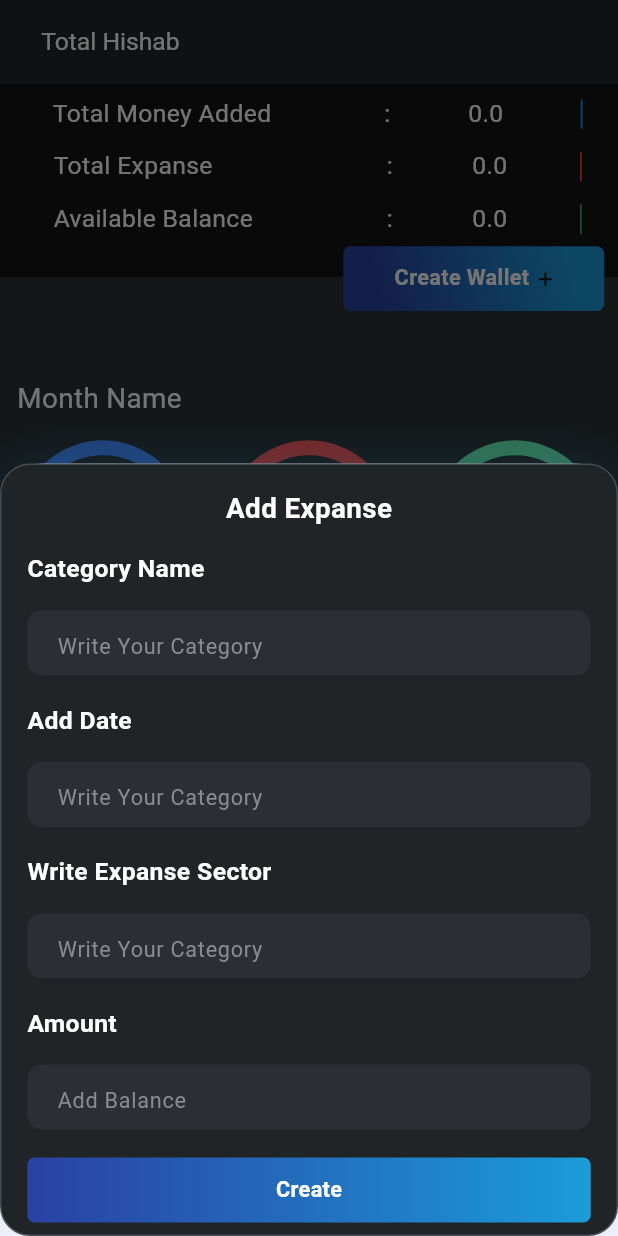
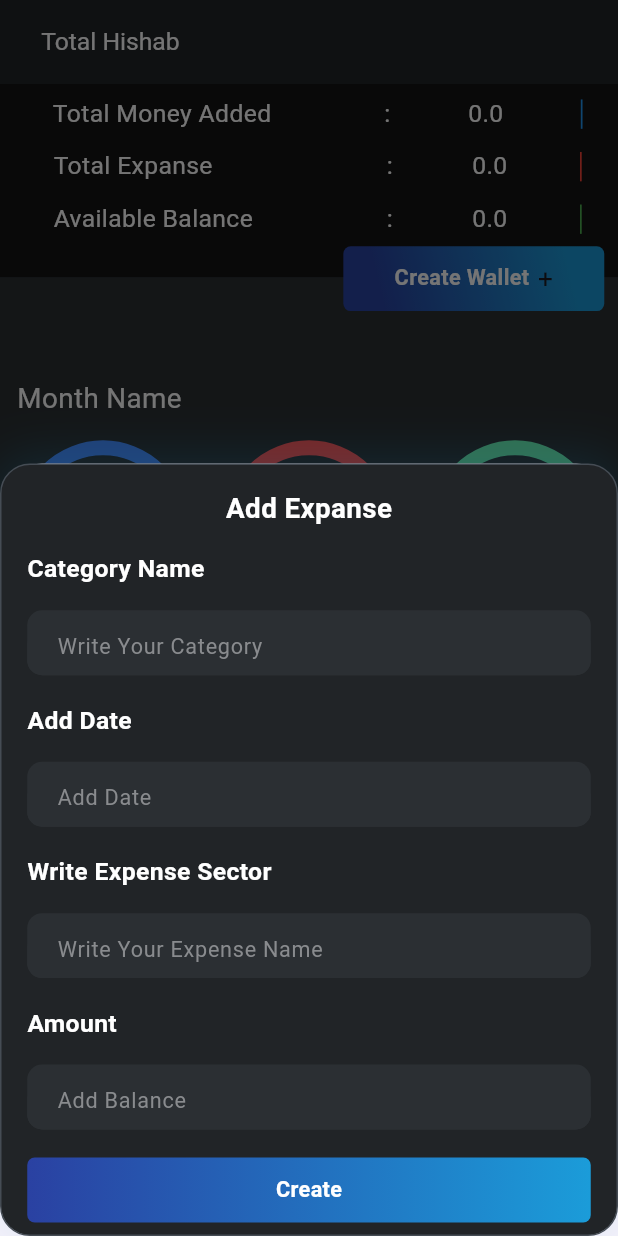
Before and after one commit to AAShayon01/hisab, a Flutter app: the Homepage screen opened directly, after a tap on "Add Expanse +", on a phone screen of 412 x 824 dp. Run offline on Flutter 3.47's test engine with Material 3 defaults, Android fonts, the phone set to English and light mode, and no system bars; our stand-ins replace firebase_auth, firebase_core, flutter_screenutil, google_sign_in; accounts and stored records are empty.

Commit message:
date time problem aries

```diff
--- a/lib/data/model/Expanse.dart
+++ b/lib/data/model/Expanse.dart
@@ -14,5 +14,5 @@ class Expense {
   final String reason;
   final double amount;
 
-  const Expense(this.categoryName, {required this.date, required this.reason, required this.amount});
+  const Expense({required this.categoryName, required this.date, required this.reason, required this.amount});
 }
--- a/lib/provider/expanseProvider.dart
+++ b/lib/provider/expanseProvider.dart
@@ -118,16 +118,26 @@ import 'package:flutter/material.dart';
 class ExpenseProvider with ChangeNotifier {
   // final TextEditingController categoryName = TextEditingController();
   // final TextEditingController addBalance = TextEditingController();
-  List<Earning> _dailyEarnings = [];
+  final List<Earning> _dailyEarnings = [];
+  final List<Expense> _dailyExpanse=[];
+  List<Expense> get totalExpanse=> _dailyExpanse;
 
   List<Earning> get totalAmount => _dailyEarnings;
 
   void addEarning(Earning addAmount) {
-      _dailyEarnings.add(addAmount );
+      _dailyEarnings.add(addAmount);
     notifyListeners();
   }
 
   double getAddedMoney() {
     return _dailyEarnings.fold(0.0, (total, earning) => total + earning.amount);
   }
+
+  void addExpanse(Expense addAmount){
+    _dailyEarnings.add(addAmount);
+    notifyListeners();
+  }
+  double getTotalExpanse(){
+    return _dailyExpanse.fold(0.0, (total, expanse) => total +expanse.amount);
+  }
 }
--- a/lib/view/widgets/addData.dart
+++ b/lib/view/widgets/addData.dart
@@ -140,10 +140,10 @@ class DataDialogue extends ChangeNotifier{
     );
   }
   void showAddExpenseBottomSheet(BuildContext context) {
-    final TextEditingController categoryName=TextEditingController();
+    final TextEditingController categoryNameController=TextEditingController();
     final TextEditingController dateTimeController=TextEditingController();
-    final TextEditingController expanseDescriptionController=TextEditingController();
-    final TextEditingController addAmount=TextEditingController();
+    final TextEditingController expenseDescriptionController=TextEditingController();
+    final TextEditingController addAmountController=TextEditingController();
 
     final ep= Provider.of<ExpenseProvider>(context,listen: false);
     showModalBottomSheet(
@@ -185,25 +185,39 @@ class DataDialogue extends ChangeNotifier{
                     ),
                     Padding(
                       padding:EdgeInsets.only(top: 15.h),
-                      child: CustomTextFormField(nameOfController: categoryName, yourFieldText: 'Category Name', keyBoardType: TextInputType.name, hintText: 'Write Your Category'),
+                      child: CustomTextFormField(nameOfController: categoryNameController, yourFieldText: 'Category Name', keyBoardType: TextInputType.name, hintText: 'Write Your Category'),
                     ),
                     Padding(
                       padding:EdgeInsets.only(top: 15.h),
-                      child: CustomTextFormField(nameOfController: dateTimeController, yourFieldText: 'Add Date', keyBoardType: TextInputType.name, hintText: 'Write Your Category'),
+                      child: CustomTextFormField(nameOfController: dateTimeController, yourFieldText: 'Add Date', keyBoardType: TextInputType.name, hintText: 'Add Date'),
                     ),
                     Padding(
                       padding:EdgeInsets.only(top: 15.h),
-                      child: CustomTextFormField(nameOfController: expanseDescriptionController, yourFieldText: 'Write Expanse Sector', keyBoardType: TextInputType.name, hintText: 'Write Your Category'),
+                      child: CustomTextFormField(nameOfController: expenseDescriptionController, yourFieldText: 'Write Expense Sector', keyBoardType: TextInputType.name, hintText: 'Write Your Expense Name'),
                     ),
 
                     Padding(
                       padding: EdgeInsets.only(top: 15.h),
-                      child: CustomTextFormField(nameOfController: addAmount, yourFieldText: 'Amount', keyBoardType: TextInputType.number, hintText: 'Add Balance'),
+                      child: CustomTextFormField(nameOfController: addAmountController, yourFieldText: 'Amount', keyBoardType: TextInputType.number, hintText: 'Add Balance'),
                     ),
                     Padding(padding: EdgeInsets.only(top: 15.h,left:15.w,right: 15.w ),
                       child:InkWell(
                         onTap: (){
-                          Navigator.pop(context);
+                          String categoryName=categoryNameController.text;
+                          String dateTime=dateTimeController.text;
+                          String expenseDescription=expenseDescriptionController.text;
+                          double amountAdd=double.parse(addAmountController.text);
+                          if(categoryName.isNotEmpty && expenseDescription.isNotEmpty && amountAdd !=null){
+                            Expense expense=Expense(categoryName:categoryName, date: dateTime, reason: expenseDescription, amount: amountAdd);
+                            ep.addExpanse(expense);
+                            showSuccessSnackbar(context, 'SuccessFulluy Expense Added');
+                            Navigator.pop(context);
+                            categoryNameController.clear();
+                            dateTimeController.clear();
+                            expenseDescriptionController.clear();
+                            addAmountController.clear();
+                          }
+                          // Navigator.pop(context);
                         },
                         child: Container(
                           height: 42.h,
```
